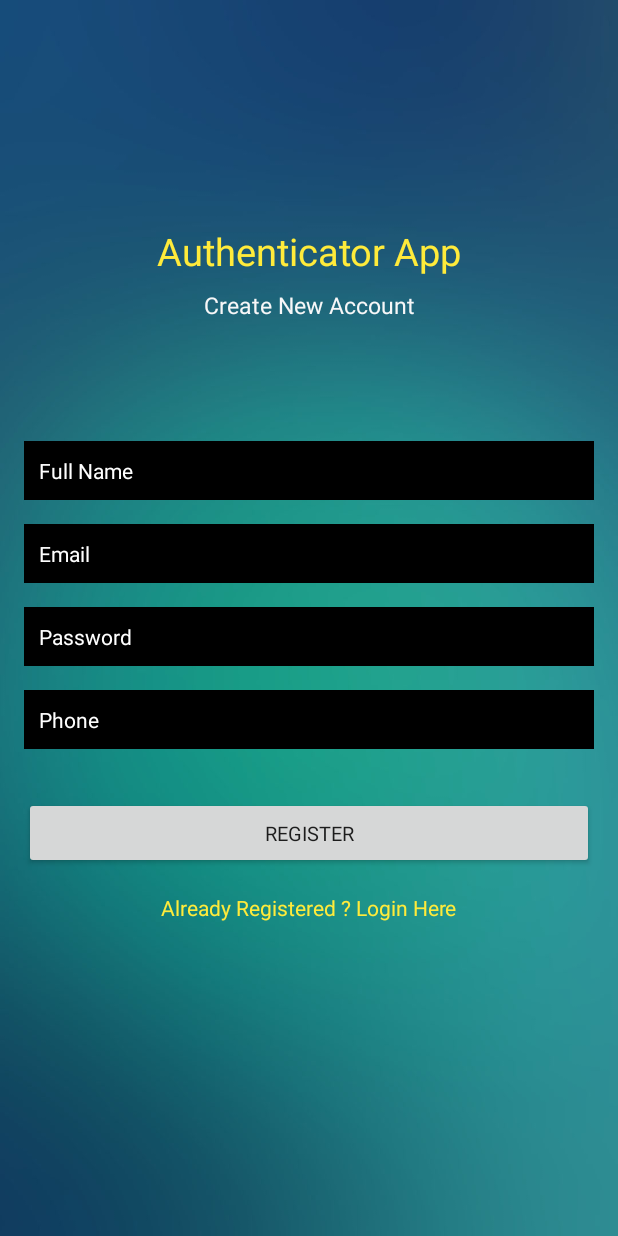
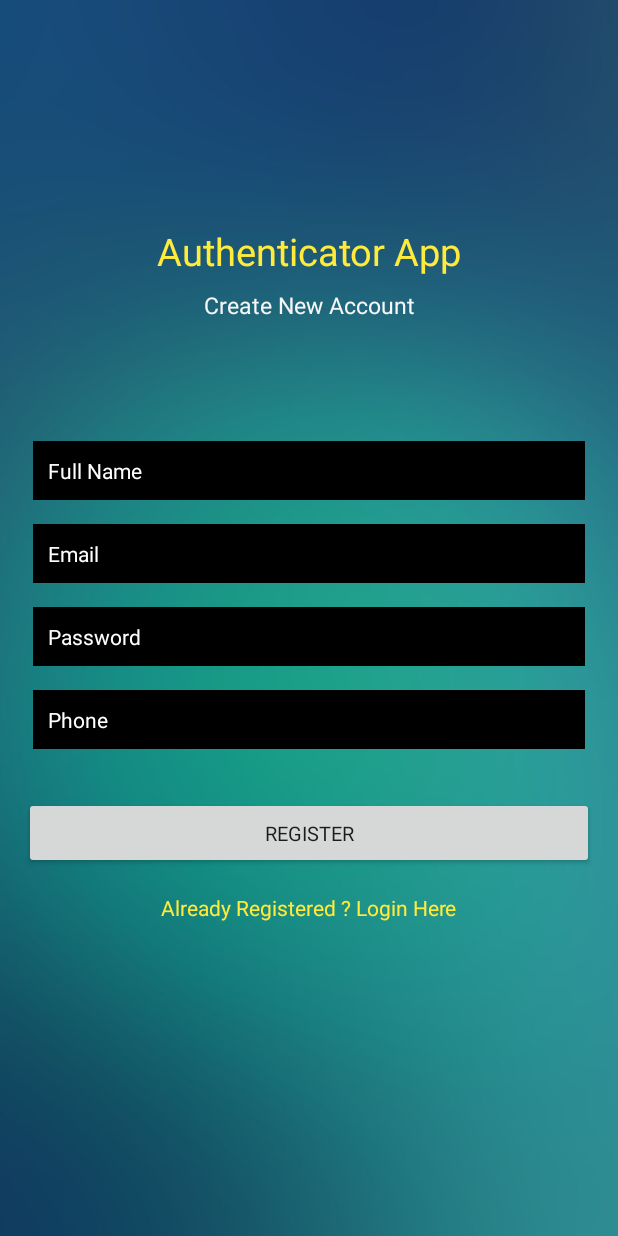
Before and after one commit to bikashthapa01/firebase-authentication-android, an Android app: the screen it shows after launch (Register), on a phone screen of 412 x 824 dp. Run offline under Robolectric (Android 15) with nearby library versions, the phone set to English and light mode, and no system bars; our stand-ins replace Firebase (no records; nobody signed in at launch, a user with empty details on screens opened directly); Roboto replaces fonts that are not available here.

Commit message:
Update activity_register.xml

```diff
--- a/app/src/main/res/layout/activity_register.xml
+++ b/app/src/main/res/layout/activity_register.xml
@@ -38,16 +38,16 @@
         android:id="@+id/fullName"
         android:layout_width="0dp"
         android:layout_height="wrap_content"
-        android:layout_marginStart="16dp"
-        android:layout_marginEnd="16dp"
+        android:layout_marginStart="22dp"
+        android:layout_marginEnd="22dp"
         android:background="@android:color/black"
         android:ems="10"
         android:fontFamily="@font/aclonica"
         android:hint="Full Name"
         android:inputType="textPersonName"
         android:padding="10dp"
-        android:textColor="#FFFFFF"
-        android:textColorHint="#FFFFFF"
+        android:textColor="#FFF"
+        android:textColorHint="#FFF"
         android:textSize="14sp"
         app:layout_constraintBottom_toBottomOf="parent"
         app:layout_constraintEnd_toEndOf="parent"
@@ -59,16 +59,16 @@
         android:id="@+id/Email"
         android:layout_width="0dp"
         android:layout_height="wrap_content"
-        android:layout_marginStart="16dp"
+        android:layout_marginStart="22dp"
         android:layout_marginTop="16dp"
-        android:layout_marginEnd="16dp"
+        android:layout_marginEnd="22dp"
         android:ems="10"
         android:hint="Email"
         android:background="@android:color/black"
         android:fontFamily="@font/aclonica"
         android:padding="10dp"
-        android:textColor="#FFFFFF"
-        android:textColorHint="#FFFFFF"
+        android:textColor="#FFF"
+        android:textColorHint="#FFF"
         android:textSize="14sp"
         android:inputType="textEmailAddress"
         app:layout_constraintEnd_toEndOf="parent"
@@ -79,17 +79,17 @@
         android:id="@+id/password"
         android:layout_width="0dp"
         android:layout_height="wrap_content"
-        android:layout_marginStart="16dp"
+        android:layout_marginStart="22dp"
         android:layout_marginTop="16dp"
-        android:layout_marginEnd="16dp"
+        android:layout_marginEnd="22dp"
         android:ems="10"
         android:inputType="textPassword"
         android:hint="Password"
         android:background="@android:color/black"
         android:fontFamily="@font/aclonica"
         android:padding="10dp"
-        android:textColor="#FFFFFF"
-        android:textColorHint="#FFFFFF"
+        android:textColor="#FFF"
+        android:textColorHint="#FFF"
         android:textSize="14sp"
         app:layout_constraintEnd_toEndOf="parent"
         app:layout_constraintStart_toStartOf="parent"
@@ -98,17 +98,17 @@
         android:id="@+id/phone"
         android:layout_width="0dp"
         android:layout_height="wrap_content"
-        android:layout_marginStart="16dp"
+        android:layout_marginStart="22dp"
         android:layout_marginTop="16dp"
-        android:layout_marginEnd="16dp"
+        android:layout_marginEnd="22dp"
         android:ems="10"
         android:inputType="textPhonetic"
         android:hint="Phone"
         android:background="@android:color/black"
         android:fontFamily="@font/aclonica"
         android:padding="10dp"
-        android:textColor="#FFFFFF"
-        android:textColorHint="#FFFFFF"
+        android:textColor="#FFF"
+        android:textColorHint="#FFF"
         android:textSize="14sp"
         app:layout_constraintEnd_toEndOf="parent"
         app:layout_constraintStart_toStartOf="parent"
```
